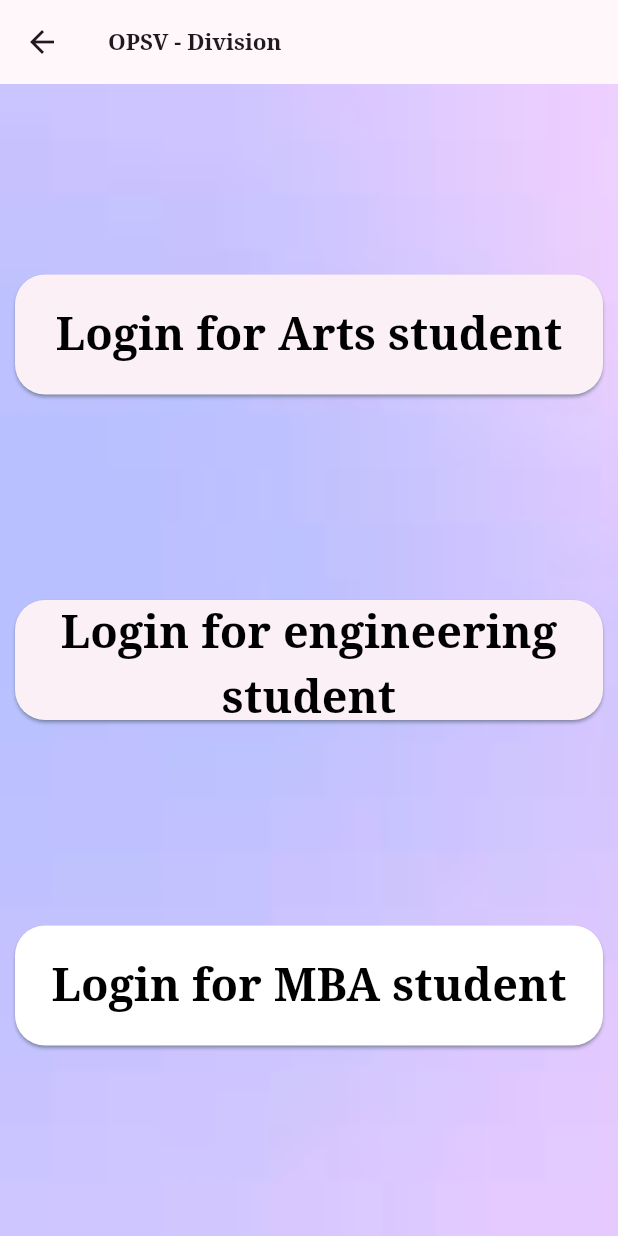
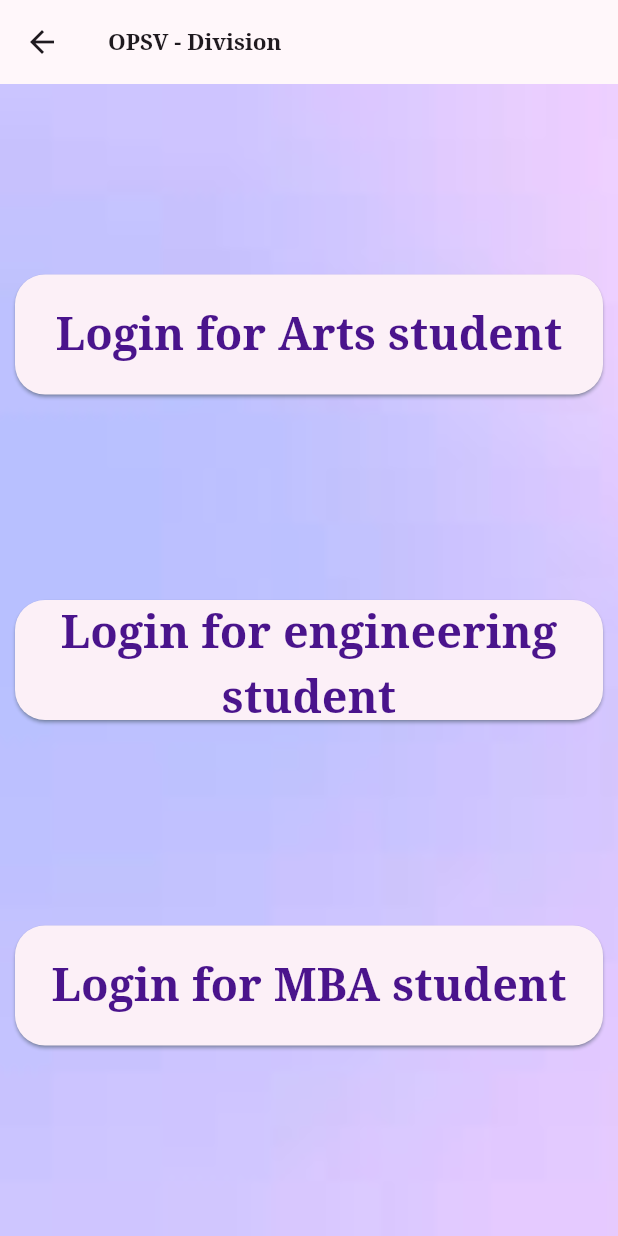
Before and after one commit to srisudhanl/new_main_project, a Flutter app: the LoginDivision screen opened directly, on a phone screen of 412 x 824 dp. Run offline on Flutter 3.47's test engine with Material 3 defaults, Android fonts, the phone set to English and light mode, and no system bars; our stand-ins replace animated_text_kit, another_flutter_splash_screen, cloud_firestore, firebase_auth, firebase_core, fluttertoast; accounts and stored records are empty.

Commit message:
Minor changes

```diff
--- a/lib/logindivision.dart
+++ b/lib/logindivision.dart
@@ -41,12 +41,11 @@ class _LoginDivisionState extends State<LoginDivision> {
                     Navigator.push(context, MaterialPageRoute(builder: (context) => const ArtsStudentLogin()));
                   },
                   style: ElevatedButton.styleFrom(
-                      // backgroundColor: Colors.green,
                       shape: const RoundedRectangleBorder(borderRadius: BorderRadius.all(Radius.circular(20))),
                       shadowColor: Colors.blueGrey),
-                  child: const Text(
+                  child: Text(
                     "Login for Arts student",
-                    style: TextStyle(fontSize: 30.0, fontWeight: FontWeight.bold, color: Colors.black),
+                    style: TextStyle(fontSize: 30.0, fontWeight: FontWeight.bold, color: Colors.purple.shade900),
                     textAlign: TextAlign.center,
                   )),
             ),
@@ -59,12 +58,11 @@ class _LoginDivisionState extends State<LoginDivision> {
                     Navigator.push(context, MaterialPageRoute(builder: (context) => const EngineeringLogin()));
                   },
                   style: ElevatedButton.styleFrom(
-                      // backgroundColor: Colors.green,
                       shape: const RoundedRectangleBorder(borderRadius: BorderRadius.all(Radius.circular(20))),
                       shadowColor: Colors.blueGrey),
-                  child: const Text(
+                  child: Text(
                     "Login for engineering student",
-                    style: TextStyle(fontSize: 30.0, fontWeight: FontWeight.bold, color: Colors.black),
+                    style: TextStyle(fontSize: 30.0, fontWeight: FontWeight.bold, color: Colors.purple.shade900),
                     textAlign: TextAlign.center,
                   )),
             ),
@@ -77,12 +75,11 @@ class _LoginDivisionState extends State<LoginDivision> {
                     Navigator.push(context, MaterialPageRoute(builder: (context) => const MbaLogin()));
                   },
                   style: ElevatedButton.styleFrom(
-                      backgroundColor: Colors.white,
                       shape: const RoundedRectangleBorder(borderRadius: BorderRadius.all(Radius.circular(20))),
                       shadowColor: Colors.blueGrey),
-                  child: const Text(
+                  child: Text(
                     "Login for MBA student",
-                    style: TextStyle(fontSize: 30.0, fontWeight: FontWeight.bold, color: Colors.black),
+                    style: TextStyle(fontSize: 30.0, fontWeight: FontWeight.bold, color: Colors.purple.shade900),
                     textAlign: TextAlign.center,
                   )),
             ),
--- a/lib/main.dart
+++ b/lib/main.dart
@@ -16,7 +16,7 @@ Future<void> main() async {
   WidgetsFlutterBinding.ensureInitialized();
   await Firebase.initializeApp();
   runApp(MaterialApp(
-    debugShowCheckedModeBanner: false,
+    debugShowCheckedModeBanner: true,
     theme: ThemeData(colorScheme: ColorScheme.fromSeed(seedColor: Colors.purpleAccent), fontFamily: 'Serif'),
     home: isTesting ? LoginDivision() : Splash(),
   ));
```
